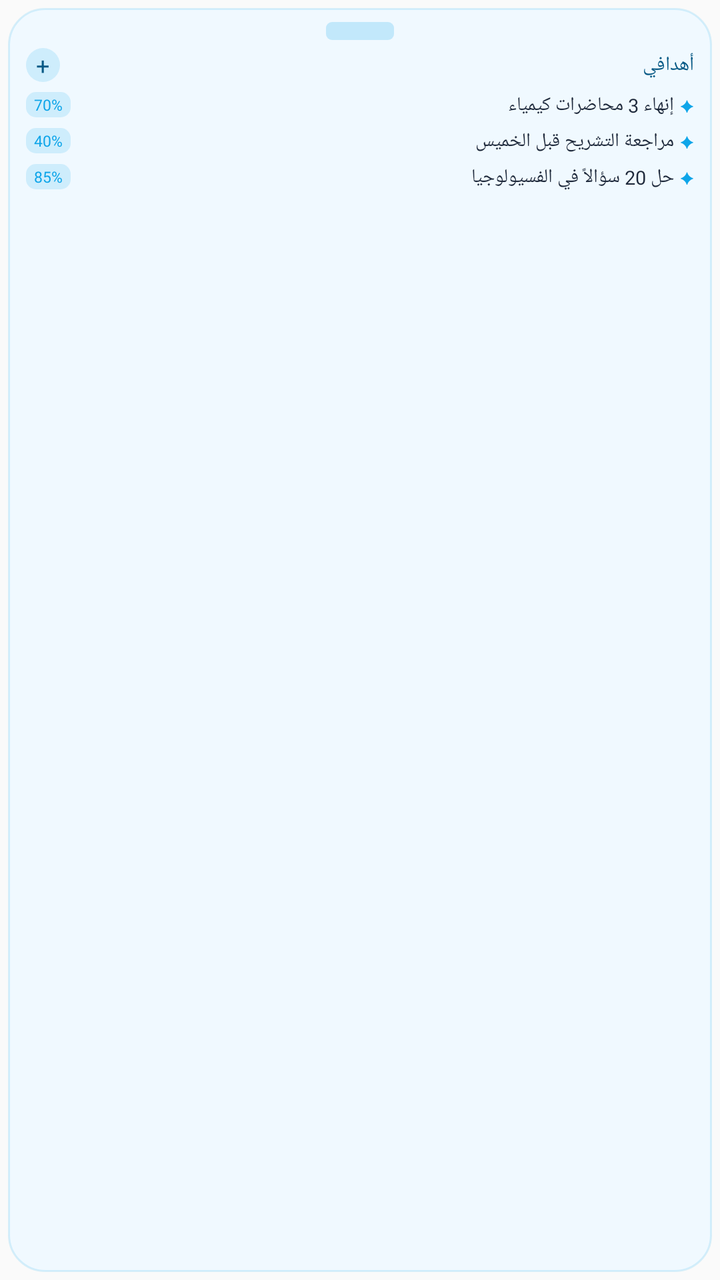
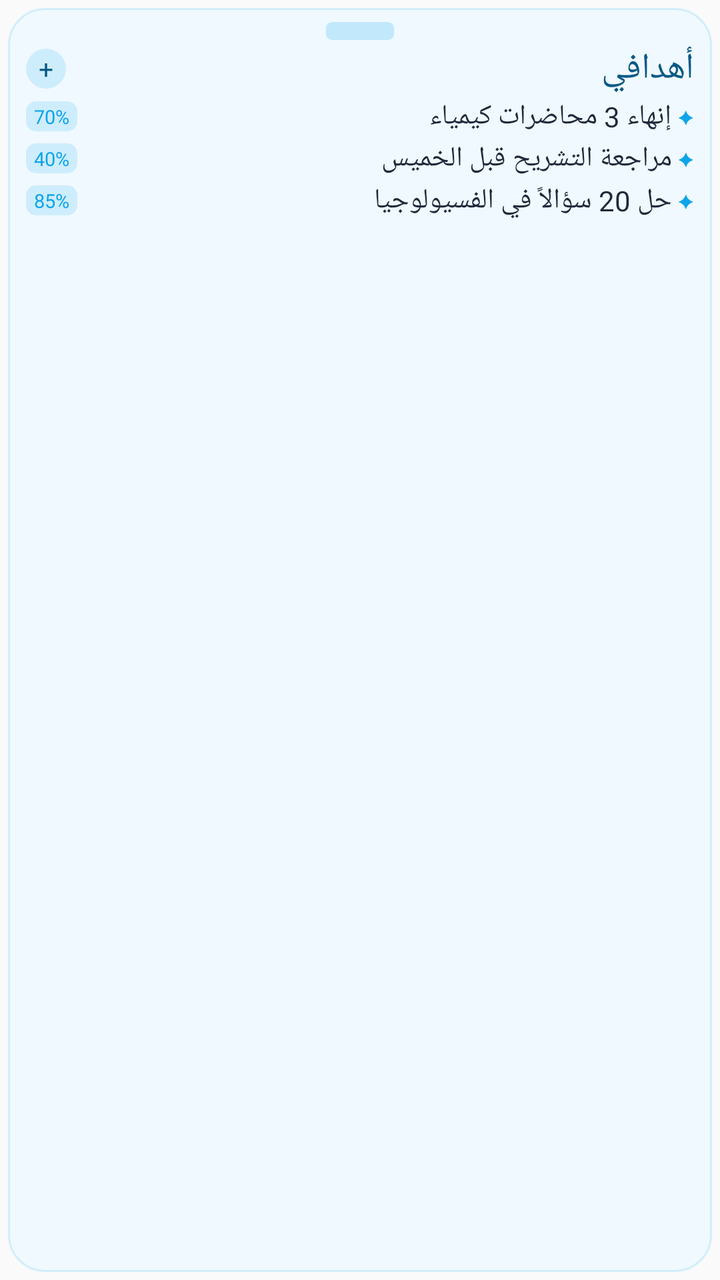

The first picture is an Android layout as it rendered before a commit; the second is the same layout after the commit. The layout source and the unified diff follow.
<!-- AndroidManifest.xml: application theme AppTheme -->
<!-- res/layout/widget_goals_preview.xml -->
<?xml version="1.0" encoding="utf-8"?>
<LinearLayout xmlns:android="http://schemas.android.com/apk/res/android"
    android:layout_width="match_parent"
    android:layout_height="match_parent"
    android:layoutDirection="rtl"
    android:orientation="horizontal"
    android:padding="4dp">
    <LinearLayout
        android:layout_width="0dp"
        android:layout_height="match_parent"
        android:layout_weight="1"
        android:background="@drawable/widget_bg_sticky_goal"
        android:orientation="vertical"
        android:paddingStart="9dp"
        android:paddingTop="20dp"
        android:paddingEnd="9dp"
        android:paddingBottom="8dp">
        <LinearLayout
            android:layout_width="match_parent"
            android:layout_height="wrap_content"
            android:gravity="center_vertical"
            android:orientation="horizontal">
            <TextView
        android:layout_width="0dp"
        android:layout_height="wrap_content" android:layout_weight="1"
        android:fontFamily="@font/tajawal_bold"
        android:text="أهدافي"
        android:textColor="#FF075985"
        android:textSize="10sp" />
            <TextView
                android:layout_width="17dp"
                android:layout_height="17dp"
                android:background="@drawable/widget_round_blue"
                android:fontFamily="@font/tajawal_bold"
                android:gravity="center"
                android:text="@string/widget_preview_plus"
                android:textColor="#FF075985"
                android:textSize="12sp" />
        </LinearLayout>
        <LinearLayout
        android:layout_width="match_parent"
        android:layout_height="wrap_content"
        android:layout_marginTop="5dp"
        android:gravity="center_vertical"
        android:orientation="horizontal">
        <TextView
            android:layout_width="wrap_content"
            android:layout_height="wrap_content"
            android:fontFamily="@font/tajawal_bold"
            android:text="✦"
            android:textColor="#FF0EA5E9"
            android:textSize="8sp" />
        <TextView
            android:layout_width="0dp"
            android:layout_height="wrap_content"
            android:layout_marginStart="3dp"
            android:layout_weight="1"
            android:fontFamily="@font/tajawal_regular"
            android:text="@string/widget_preview_goal_1"
            android:textColor="#FF1E293B"
            android:textSize="9.5sp" />
        <TextView
            android:layout_width="wrap_content"
            android:layout_height="wrap_content"
            android:background="@drawable/widget_preview_pill_blue"
            android:fontFamily="@font/tajawal_bold"
            android:paddingStart="4dp"
            android:paddingTop="1dp"
            android:paddingEnd="4dp"
            android:paddingBottom="1dp"
            android:text="@string/widget_preview_pct"
            android:textColor="#FF0EA5E9"
            android:textSize="7.5sp" />
    </LinearLayout><LinearLayout
        android:layout_width="match_parent"
        android:layout_height="wrap_content"
        android:layout_marginTop="5dp"
        android:gravity="center_vertical"
        android:orientation="horizontal">
        <TextView
            android:layout_width="wrap_content"
            android:layout_height="wrap_content"
            android:fontFamily="@font/tajawal_bold"
            android:text="✦"
            android:textColor="#FF0EA5E9"
            android:textSize="8sp" />
        <TextView
            android:layout_width="0dp"
            android:layout_height="wrap_content"
            android:layout_marginStart="3dp"
            android:layout_weight="1"
            android:fontFamily="@font/tajawal_regular"
            android:text="@string/widget_preview_goal_2"
            android:textColor="#FF1E293B"
            android:textSize="9.5sp" />
        <TextView
            android:layout_width="wrap_content"
            android:layout_height="wrap_content"
            android:background="@drawable/widget_preview_pill_blue"
            android:fontFamily="@font/tajawal_bold"
            android:paddingStart="4dp"
            android:paddingTop="1dp"
            android:paddingEnd="4dp"
            android:paddingBottom="1dp"
            android:text="@string/widget_preview_pct2"
            android:textColor="#FF0EA5E9"
            android:textSize="7.5sp" />
    </LinearLayout><LinearLayout
        android:layout_width="match_parent"
        android:layout_height="wrap_content"
        android:layout_marginTop="5dp"
        android:gravity="center_vertical"
        android:orientation="horizontal">
        <TextView
            android:layout_width="wrap_content"
            android:layout_height="wrap_content"
            android:fontFamily="@font/tajawal_bold"
            android:text="✦"
            android:textColor="#FF0EA5E9"
            android:textSize="8sp" />
        <TextView
            android:layout_width="0dp"
            android:layout_height="wrap_content"
            android:layout_marginStart="3dp"
            android:layout_weight="1"
            android:fontFamily="@font/tajawal_regular"
            android:text="@string/widget_preview_goal_3"
            android:textColor="#FF1E293B"
            android:textSize="9.5sp" />
        <TextView
            android:layout_width="wrap_content"
            android:layout_height="wrap_content"
            android:background="@drawable/widget_preview_pill_blue"
            android:fontFamily="@font/tajawal_bold"
            android:paddingStart="4dp"
            android:paddingTop="1dp"
            android:paddingEnd="4dp"
            android:paddingBottom="1dp"
            android:text="@string/widget_preview_pct3"
            android:textColor="#FF0EA5E9"
            android:textSize="7.5sp" />
    </LinearLayout>
    </LinearLayout>
</LinearLayout>
<!-- resources referenced by this layout -->
<resources>
  <!-- drawable widget_bg_sticky_goal (drawable) -->
  <?xml version="1.0" encoding="utf-8"?>
  <layer-list xmlns:android="http://schemas.android.com/apk/res/android">
      <item>
          <shape android:shape="rectangle">
              <solid android:color="#FFF0F9FF" />
              <corners android:radius="18dp" />
              <stroke
                  android:width="1dp"
                  android:color="#260EA5E9" />
          </shape>
      </item>
      <item
          android:width="34dp"
          android:height="9dp"
          android:gravity="top|center_horizontal"
          android:top="7dp">
          <shape android:shape="rectangle">
              <solid android:color="#330EA5E9" />
              <corners android:radius="3dp" />
          </shape>
      </item>
  </layer-list>
  <!-- drawable widget_preview_pill_blue (drawable) -->
  <?xml version="1.0" encoding="utf-8"?>
  <shape xmlns:android="http://schemas.android.com/apk/res/android" android:shape="rectangle">
      <solid android:color="#260EA5E9" />
      <corners android:radius="5dp" />
  </shape>
  <!-- drawable widget_round_blue (drawable) -->
  <?xml version="1.0" encoding="utf-8"?>
  <shape xmlns:android="http://schemas.android.com/apk/res/android" android:shape="oval">
      <solid android:color="#260EA5E9" />
  </shape>
  <string name="widget_preview_goal_1">إنهاء 3 محاضرات كيمياء</string>
  <string name="widget_preview_goal_2">مراجعة التشريح قبل الخميس</string>
  <string name="widget_preview_goal_3">حل 20 سؤالاً في الفسيولوجيا</string>
  <string name="widget_preview_pct">70%</string>
  <string name="widget_preview_pct2">40%</string>
  <string name="widget_preview_pct3">85%</string>
  <string name="widget_preview_plus">+</string>
  <style name="AppTheme" parent="Theme.AppCompat.Light.DarkActionBar">
          
          <item name="colorPrimary">@color/colorPrimary</item>
          <item name="colorPrimaryDark">@color/colorPrimaryDark</item>
          <item name="colorAccent">@color/colorAccent</item>
      </style>
</resources>

<!-- the commit's change to res/layout/widget_goals_preview.xml (unified diff, before → after) -->
@@ -12,9 +12,9 @@
         android:background="@drawable/widget_bg_sticky_goal"
         android:orientation="vertical"
         android:paddingStart="9dp"
-        android:paddingTop="20dp"
+        android:paddingTop="18dp"
         android:paddingEnd="9dp"
-        android:paddingBottom="8dp">
+        android:paddingBottom="4dp">
         <LinearLayout
             android:layout_width="match_parent"
             android:layout_height="wrap_content"
@@ -26,21 +26,21 @@
         android:fontFamily="@font/tajawal_bold"
         android:text="أهدافي"
         android:textColor="#FF075985"
-        android:textSize="10sp" />
+        android:textSize="18sp" />
             <TextView
-                android:layout_width="17dp"
-                android:layout_height="17dp"
+                android:layout_width="20dp"
+                android:layout_height="20dp"
                 android:background="@drawable/widget_round_blue"
                 android:fontFamily="@font/tajawal_bold"
                 android:gravity="center"
                 android:text="@string/widget_preview_plus"
                 android:textColor="#FF075985"
-                android:textSize="12sp" />
+                android:textSize="13sp" />
         </LinearLayout>
         <LinearLayout
         android:layout_width="match_parent"
         android:layout_height="wrap_content"
-        android:layout_marginTop="5dp"
+        android:layout_marginTop="2dp"
         android:gravity="center_vertical"
         android:orientation="horizontal">
         <TextView
@@ -49,7 +49,7 @@
             android:fontFamily="@font/tajawal_bold"
             android:text="✦"
             android:textColor="#FF0EA5E9"
-            android:textSize="8sp" />
+            android:textSize="9sp" />
         <TextView
             android:layout_width="0dp"
             android:layout_height="wrap_content"
@@ -58,7 +58,7 @@
             android:fontFamily="@font/tajawal_regular"
             android:text="@string/widget_preview_goal_1"
             android:textColor="#FF1E293B"
-            android:textSize="9.5sp" />
+            android:textSize="14sp" />
         <TextView
             android:layout_width="wrap_content"
             android:layout_height="wrap_content"
@@ -70,11 +70,11 @@
             android:paddingBottom="1dp"
             android:text="@string/widget_preview_pct"
             android:textColor="#FF0EA5E9"
-            android:textSize="7.5sp" />
+            android:textSize="9.5sp" />
     </LinearLayout><LinearLayout
         android:layout_width="match_parent"
         android:layout_height="wrap_content"
-        android:layout_marginTop="5dp"
+        android:layout_marginTop="2dp"
         android:gravity="center_vertical"
         android:orientation="horizontal">
         <TextView
@@ -83,7 +83,7 @@
             android:fontFamily="@font/tajawal_bold"
             android:text="✦"
             android:textColor="#FF0EA5E9"
-            android:textSize="8sp" />
+            android:textSize="9sp" />
         <TextView
             android:layout_width="0dp"
             android:layout_height="wrap_content"
@@ -92,7 +92,7 @@
             android:fontFamily="@font/tajawal_regular"
             android:text="@string/widget_preview_goal_2"
             android:textColor="#FF1E293B"
-            android:textSize="9.5sp" />
+            android:textSize="14sp" />
         <TextView
             android:layout_width="wrap_content"
             android:layout_height="wrap_content"
@@ -104,11 +104,11 @@
             android:paddingBottom="1dp"
             android:text="@string/widget_preview_pct2"
             android:textColor="#FF0EA5E9"
-            android:textSize="7.5sp" />
+            android:textSize="9.5sp" />
     </LinearLayout><LinearLayout
         android:layout_width="match_parent"
         android:layout_height="wrap_content"
-        android:layout_marginTop="5dp"
+        android:layout_marginTop="2dp"
         android:gravity="center_vertical"
         android:orientation="horizontal">
         <TextView
@@ -117,7 +117,7 @@
             android:fontFamily="@font/tajawal_bold"
             android:text="✦"
             android:textColor="#FF0EA5E9"
-            android:textSize="8sp" />
+            android:textSize="9sp" />
         <TextView
             android:layout_width="0dp"
             android:layout_height="wrap_content"
@@ -126,7 +126,7 @@
             android:fontFamily="@font/tajawal_regular"
             android:text="@string/widget_preview_goal_3"
             android:textColor="#FF1E293B"
-            android:textSize="9.5sp" />
+            android:textSize="14sp" />
         <TextView
             android:layout_width="wrap_content"
             android:layout_height="wrap_content"
@@ -138,7 +138,7 @@
             android:paddingBottom="1dp"
             android:text="@string/widget_preview_pct3"
             android:textColor="#FF0EA5E9"
-            android:textSize="7.5sp" />
+            android:textSize="9.5sp" />
     </LinearLayout>
     </LinearLayout>
 </LinearLayout>
